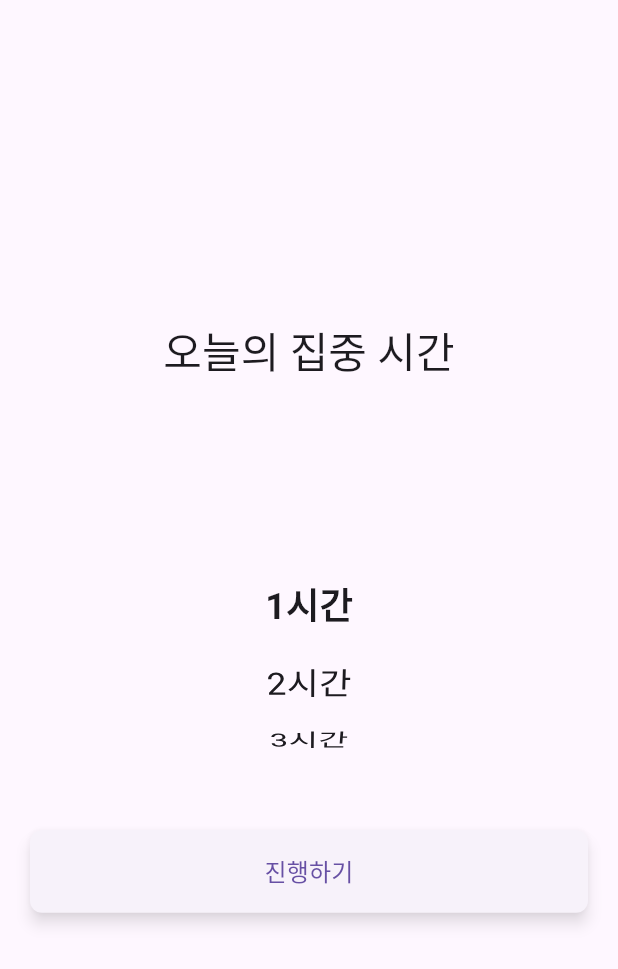
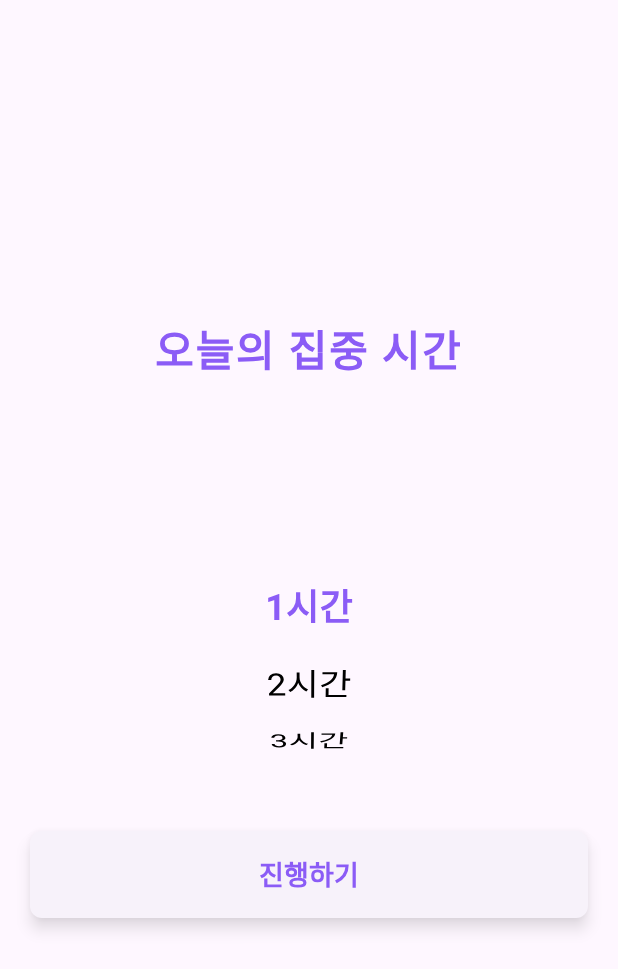
Before and after one commit to indianaPoly/frontend-beatburn, a Flutter app: the screen it shows after launch, on a phone screen of 412 x 824 dp. Shown: the top 969 px of the screen. Run offline on Flutter 3.47's test engine with Material 3 defaults, Android fonts, the light colour scheme and no system bars.

Commit message:
design: 색상 적용

```diff
--- a/lib/screen/time_selection_screen.dart
+++ b/lib/screen/time_selection_screen.dart
@@ -11,10 +11,12 @@ class TimeSelectionScreen extends StatefulWidget {
 
 class _TimeSelectionScreenState extends State<TimeSelectionScreen> {
  int selectedHours = 1;
-  final List<int> hours = List.generate(16, (i) => i + 1); // 1-13시간
+ final List<int> hours = List.generate(16, (i) => i + 1);
 
  @override
  Widget build(BuildContext context) {
+   final isDarkMode = Theme.of(context).brightness == Brightness.dark;
+
    return Scaffold(
      body: SafeArea(
        child: Padding(
@@ -24,7 +26,12 @@ class _TimeSelectionScreenState extends State<TimeSelectionScreen> {
            children: [
             Text(
               '오늘의 집중 시간',
-                style: Theme.of(context).textTheme.headlineMedium,
+              style: TextStyle(
+                fontSize: 28,
+                fontWeight: FontWeight.bold,
+                color: Color(0xFF8B5CF6),
+                letterSpacing: 1.2,
+              ),
               textAlign: TextAlign.center,
             ),
              SizedBox(height: 50),
@@ -43,6 +50,9 @@ class _TimeSelectionScreenState extends State<TimeSelectionScreen> {
                          fontSize: 24,
                          fontWeight: hour == selectedHours ?
                            FontWeight.bold : FontWeight.normal,
+                         color: hour == selectedHours ?
+                           Color(0xFF8B5CF6) :
+                           (isDarkMode ? Colors.white : Colors.black),
                        ),
                      ),
                    )
@@ -72,7 +82,10 @@ class _TimeSelectionScreenState extends State<TimeSelectionScreen> {
                      MaterialPageRoute(builder: (_) => HomeScreen())
                    );
                  },
-                  child: const Text('진행하기', style: TextStyle(fontSize: 16)),
+                 child: const Text('진행하기', style: TextStyle(
+                    color: Color(0xFF8B5CF6),
+                    fontSize: 18,
+                    fontWeight: FontWeight.w600)),
                ),
              ),
            ],
```
Lines whose indentation alone changed are shown as unchanged.
